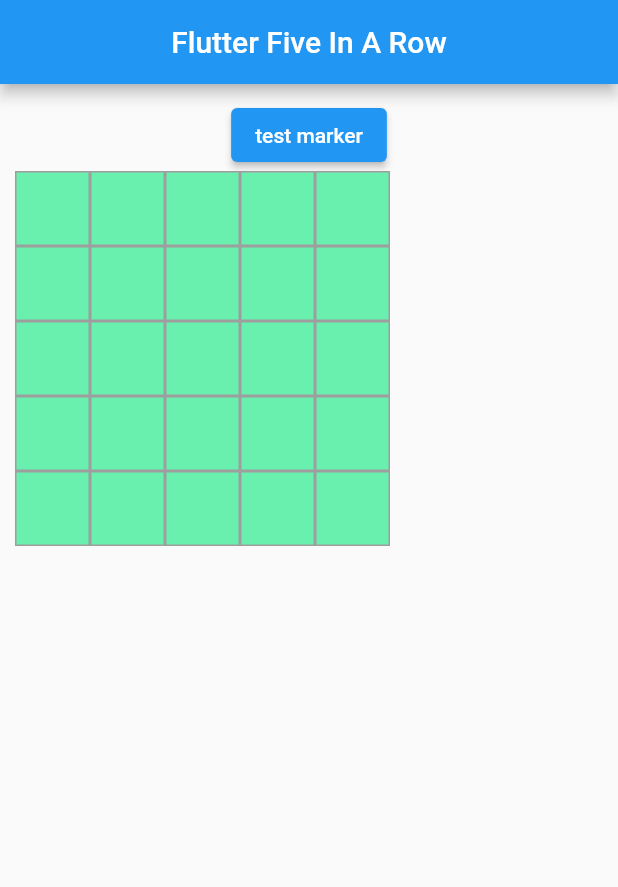
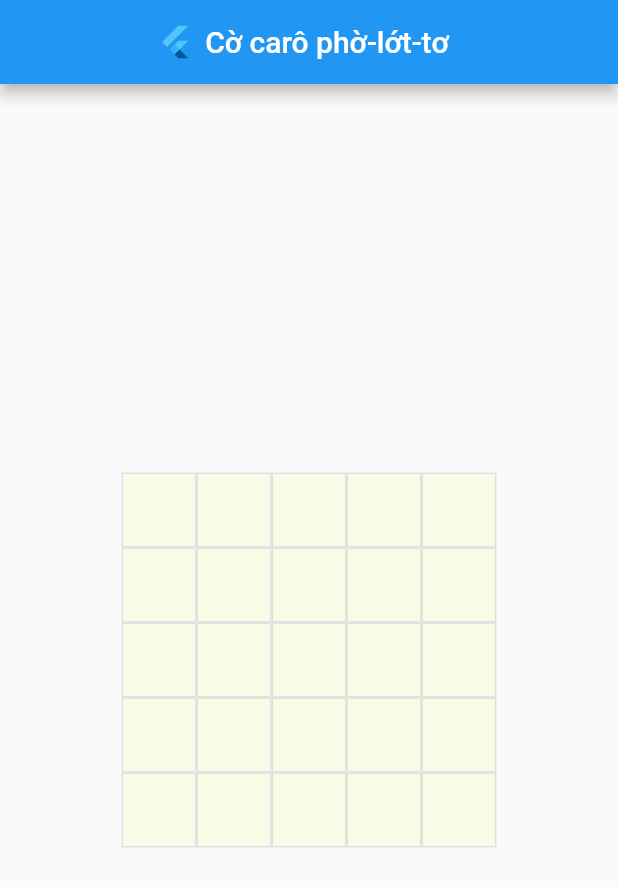
Before and after one commit to hungngocphat01/Flutter-VietnameseGomoku, a Flutter app: the screen it shows after launch, on a phone screen of 412 x 824 dp. Shown: the top 887 px of the screen. Run offline on Flutter 3.47's test engine with Material 2 defaults, Android fonts, the light colour scheme and no system bars; our stand-ins replace tuple.

Commit message:
Center chessboard and handle victory

```diff
--- a/lib/ui/chessboard.dart
+++ b/lib/ui/chessboard.dart
@@ -23,6 +23,8 @@ class _ChessboardState extends State<Chessboard> {
   late int colnum;
   late GameProcessor processor;
   late Player currentPlayer;
+  late List<Row> boardRows;
+  late BuildContext _context;
 
   _ChessboardState() : super() {
     rownum = 5;
@@ -32,11 +34,30 @@ class _ChessboardState extends State<Chessboard> {
   }
 
   Player handleUserClick(int row, int col) {
+    // Send data to processor
     TurnMessenger messenger = processor.handleUserMark(row, col, currentPlayer);
-    // TODO: Process information returned by processor
+    // If game finished (either player has won)
     if (messenger.gameFinished) {
       debugPrint("Game end");
       debugPrint("Victory: ${messenger.currentPlayer}");
+      // Mark combo cells
+      messenger.markedCells?.forEach((c) {
+        (boardRows[c.item1].children[c.item2] as ChessboardCell)
+            .isMarked
+            .value = true;
+      });
+      // Disable input
+      for (Row row in boardRows) {
+        for (Widget c in row.children) {
+          (c as ChessboardCell).isActive = true;
+        }
+      }
+      // Show a snackbar
+      ScaffoldMessenger.of(_context).showSnackBar(
+        SnackBar(
+          content: Text("$currentPlayer has won."),
+        ),
+      );
     }
     currentPlayer = playerNegate(currentPlayer);
     return messenger.currentPlayer;
@@ -44,28 +65,23 @@ class _ChessboardState extends State<Chessboard> {
 
   @override
   Widget build(BuildContext context) {
+    _context = context;
     // Construct a grid
-    List<Row> boardRows = [];
+    boardRows = [];
     for (int i = 0; i < rownum; i++) {
       // Construct columns for one row
       List<Widget> rowChildren = [];
       for (int j = 0; j < colnum; j++) {
         rowChildren.add(ChessboardCell(i, j));
       }
-      boardRows.add(Row(children: rowChildren));
+      boardRows.add(Row(
+        children: rowChildren,
+        mainAxisAlignment: MainAxisAlignment.center,
+      ));
     }
     return Column(
-      children: [
-        ElevatedButton(
-          onPressed: () => (boardRows[0].children[0] as ChessboardCell)
-              .isMarked
-              .value = true,
-          child: const Text("test marker"),
-        ),
-        Column(
-          children: boardRows,
-        ),
-      ],
+      mainAxisAlignment: MainAxisAlignment.center,
+      children: boardRows,
     );
   }
 }
--- a/lib/ui/chessboard_cell.dart
+++ b/lib/ui/chessboard_cell.dart
@@ -6,6 +6,7 @@ class ChessboardCell extends StatefulWidget {
   final int rowpos;
   final int colpos;
   var isMarked = ValueNotifier<bool>(false);
+  bool isActive = false;
 
   ChessboardCell(this.rowpos, this.colpos, {Key? key}) : super(key: key);
 
@@ -18,14 +19,12 @@ class _ChessboardCellState extends State<ChessboardCell> {
   Icon p2Icon = const Icon(Icons.clear);
   Icon? activeIcon;
 
-  bool isActive = false;
-
   void onUserClick(BuildContext context) {
-    if (isActive) return;
+    if (widget.isActive) return;
 
     final parentCbSt = Chessboard.of(context);
     if (parentCbSt != null) {
-      isActive = true;
+      widget.isActive = true;
       var player = parentCbSt.handleUserClick(widget.rowpos, widget.colpos);
       setState(() {
         // Player 1
@@ -48,8 +47,10 @@ class _ChessboardCellState extends State<ChessboardCell> {
           width: 50,
           height: 50,
           decoration: BoxDecoration(
-            color: widget.isMarked.value ? Colors.red : Colors.greenAccent,
-            border: Border.all(color: Colors.grey),
+            color: widget.isMarked.value
+                ? Colors.greenAccent[100]
+                : Colors.lime[50],
+            border: Border.all(color: Colors.grey.shade300),
           ),
           child: activeIcon,
         ),
--- a/lib/ui/gameplay_route.dart
+++ b/lib/ui/gameplay_route.dart
@@ -13,14 +13,19 @@ class _GameplayRouteState extends State<GameplayRoute> {
   Widget build(BuildContext context) {
     return Scaffold(
       appBar: AppBar(
-        title: const Text("Flutter Five In A Row"),
+        title: Row(
+          mainAxisAlignment: MainAxisAlignment.center,
+          children: const [
+            FlutterLogo(),
+            Padding(
+              padding: EdgeInsets.all(8.0),
+              child: Text("Cờ carô phờ-lớt-tơ"),
+            )
+          ],
+        ),
         centerTitle: true,
       ),
-      body: Container(
-        padding: const EdgeInsets.all(10),
-        alignment: Alignment.center,
-        child: const Chessboard(),
-      ),
+      body: const Center(child: Chessboard()),
     );
   }
 }
```
